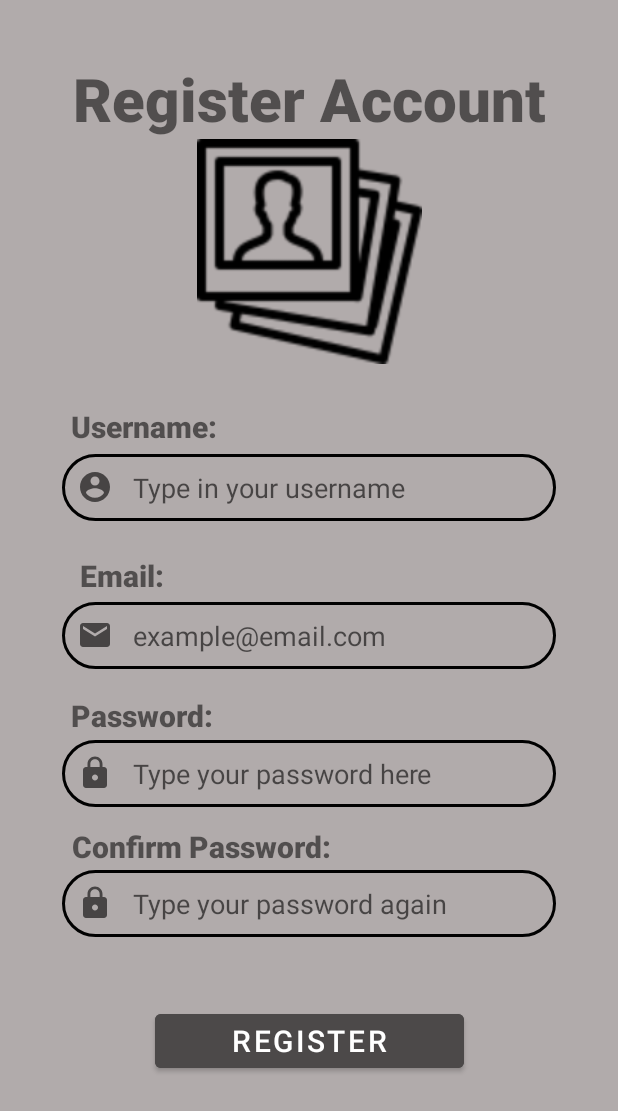
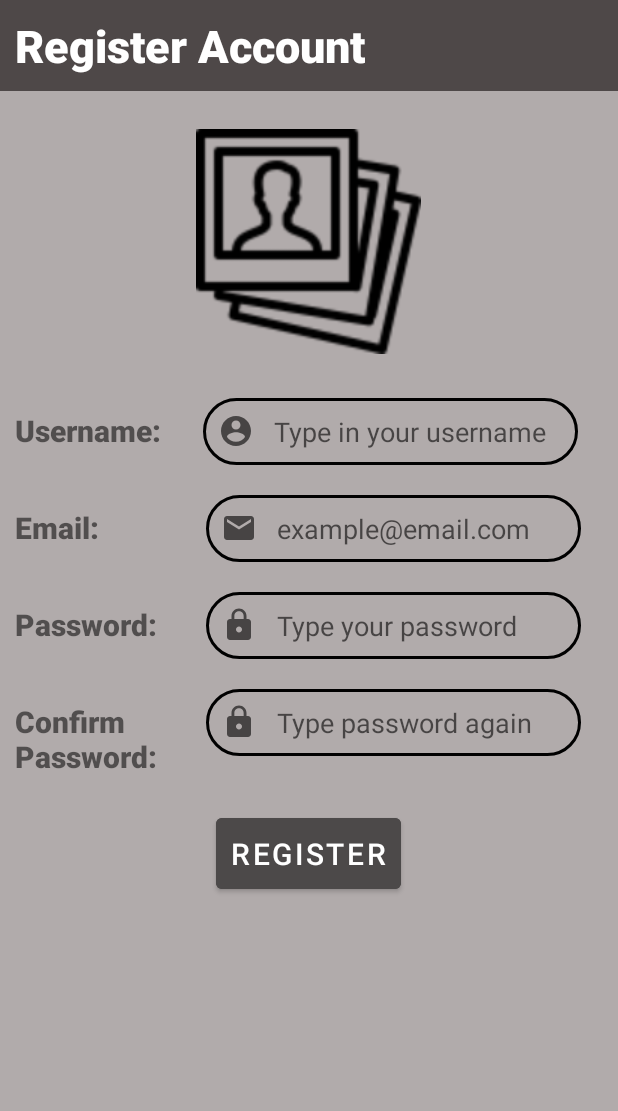
Before and after one commit to WongJiunLin/VirtualFridge, an Android app: the RegisterActivity screen opened directly, with no data from a screen before it, on a phone screen of 412 x 824 dp. Shown: the top 1111 px of the screen. Run offline under Robolectric (Android 15) with nearby library versions, the phone set to English and light mode, and no system bars; our stand-ins replace Firebase (no records; nobody signed in at launch, a user with empty details on screens opened directly).

Commit message:
add item + register acc (changed to relative layout)

```diff
--- a/app/src/main/res/layout/activity_register.xml
+++ b/app/src/main/res/layout/activity_register.xml
@@ -7,39 +7,36 @@
     tools:context=".RegisterActivity"
     android:background="@drawable/app_bg">
 
-    <ProgressBar
-        android:id="@+id/pbRegAcc"
-        android:layout_width="wrap_content"
-        android:layout_height="wrap_content"
-        app:layout_constraintTop_toTopOf="parent"
-        app:layout_constraintEnd_toEndOf="parent"
-        app:layout_constraintStart_toStartOf="parent"
-        app:layout_constraintBottom_toBottomOf="parent"
-        android:visibility="invisible"/>
-
     <TextView
         android:id="@+id/tvRegAccBanner"
         android:layout_width="match_parent"
         android:layout_height="wrap_content"
         android:text="Register Account"
-        android:textSize="40sp"
-        android:textAlignment="center"
+        android:textSize="30sp"
+        android:padding="10dp"
         android:textStyle="bold"
+        android:textColor="@color/white"
         android:fontFamily="sans-serif-black"
+        android:background="@drawable/navbar_bg"
         app:layout_constraintTop_toTopOf="parent"
         app:layout_constraintStart_toStartOf="parent"
+        app:layout_constraintEnd_toEndOf="parent"/>
+
+    <LinearLayout
+        app:layout_constraintTop_toBottomOf="@+id/tvRegAccBanner"
         app:layout_constraintEnd_toEndOf="parent"
+        app:layout_constraintStart_toStartOf="parent"
         app:layout_constraintBottom_toBottomOf="parent"
-        app:layout_constraintVertical_bias=".05"/>
+        app:layout_constraintVertical_bias=".1"
+        android:layout_width="match_parent"
+        android:layout_height="wrap_content"
+        android:orientation="vertical">
 
         <ImageButton
             android:id="@+id/imgBtnRegAccProfileImg"
             android:layout_width="150dp"
             android:layout_height="150dp"
-        app:layout_constraintTop_toBottomOf="@+id/tvRegAccBanner"
-        app:layout_constraintStart_toStartOf="parent"
-        app:layout_constraintEnd_toEndOf="parent"
-        app:layout_constraintBottom_toBottomOf="parent"
+            android:layout_gravity="center"
             android:background="@drawable/add_profile_img_icon"
             app:layout_constraintVertical_bias="0"/>
 
@@ -50,42 +47,55 @@
             android:text="Please pick your profile image"
             android:textColor="#D32424"
             android:visibility="invisible"
-        app:layout_constraintTop_toBottomOf="@+id/imgBtnRegAccProfileImg"
-        app:layout_constraintStart_toStartOf="parent"
-        app:layout_constraintEnd_toEndOf="parent"/>
+            android:layout_gravity="center"/>
 
+        <LinearLayout
+            android:layout_width="match_parent"
+            android:layout_height="wrap_content"
+            android:orientation="horizontal">
+            <RelativeLayout
+                android:layout_width="wrap_content"
+                android:layout_height="wrap_content"
+                android:layout_weight="1">
                 <TextView
                     android:id="@+id/tvUserName"
                     android:layout_width="wrap_content"
                     android:layout_height="wrap_content"
                     android:text="Username:"
+                    android:layout_margin="10dp"
                     android:textStyle="bold"
                     android:textSize="20sp"
-        android:fontFamily="sans-serif-black"
-        app:layout_constraintTop_toBottomOf="@+id/imgBtnRegAccProfileImg"
-        app:layout_constraintStart_toStartOf="parent"
-        app:layout_constraintEnd_toEndOf="parent"
-        app:layout_constraintBottom_toBottomOf="parent"
-        app:layout_constraintVertical_bias="0.05"
-        app:layout_constraintHorizontal_bias=".15"/>
+                    android:fontFamily="sans-serif-black" />
+            </RelativeLayout>
 
+            <RelativeLayout
+                android:layout_width="wrap_content"
+                android:layout_height="wrap_content"
+                android:layout_weight="2">
                 <EditText
                     android:id="@+id/edtRegUsername"
-        android:layout_width="0dp"
+                    android:layout_width="250dp"
                     android:layout_height="wrap_content"
                     android:hint="Type in your username"
                     android:background="@drawable/edittext_bg"
                     android:drawableLeft="@drawable/icon_user"
                     android:drawablePadding="13dp"
+                    android:layout_margin="10dp"
                     android:padding="10dp"
-        android:inputType="text"
-        app:layout_constraintTop_toBottomOf="@+id/tvUserName"
-        app:layout_constraintStart_toStartOf="parent"
-        app:layout_constraintEnd_toEndOf="parent"
-        app:layout_constraintWidth_percent="0.8"
-        app:layout_constraintBottom_toBottomOf="parent"
-        app:layout_constraintVertical_bias="0.01"/>
+                    android:inputType="text" />
+            </RelativeLayout>
 
+        </LinearLayout>
+
+        <LinearLayout
+            android:layout_width="match_parent"
+            android:layout_height="wrap_content"
+            android:orientation="horizontal">
+
+            <RelativeLayout
+                android:layout_width="127dp"
+                android:layout_height="wrap_content"
+                android:layout_weight="0">
                 <TextView
                     android:id="@+id/tvEmail"
                     android:layout_width="wrap_content"
@@ -93,31 +103,36 @@
                     android:text="Email:"
                     android:textStyle="bold"
                     android:textSize="20sp"
-        android:fontFamily="sans-serif-black"
-        app:layout_constraintTop_toBottomOf="@+id/edtRegUsername"
-        app:layout_constraintStart_toStartOf="parent"
-        app:layout_constraintEnd_toEndOf="parent"
-        app:layout_constraintBottom_toBottomOf="parent"
-        app:layout_constraintVertical_bias="0.05"
-        app:layout_constraintHorizontal_bias=".15"/>
-
+                    android:layout_margin="10dp"
+                    android:fontFamily="sans-serif-black" />
+            </RelativeLayout>
+            <RelativeLayout
+                android:layout_width="wrap_content"
+                android:layout_height="wrap_content"
+                android:layout_weight="2">
                 <EditText
                     android:id="@+id/edtRegEmail"
-        android:layout_width="0dp"
+                    android:layout_width="250dp"
                     android:layout_height="wrap_content"
                     android:hint="example@email.com"
                     android:background="@drawable/edittext_bg"
                     android:padding="10dp"
+                    android:layout_margin="10dp"
                     android:inputType="textEmailAddress"
                     android:drawableLeft="@drawable/icon_email"
-        android:drawablePadding="13dp"
-        app:layout_constraintTop_toBottomOf="@+id/tvEmail"
-        app:layout_constraintStart_toStartOf="parent"
-        app:layout_constraintEnd_toEndOf="parent"
-        app:layout_constraintWidth_percent="0.8"
-        app:layout_constraintBottom_toBottomOf="parent"
-        app:layout_constraintVertical_bias="0.01"/>
+                    android:drawablePadding="13dp" />
+            </RelativeLayout>
+        </LinearLayout>
 
+        <LinearLayout
+            android:layout_width="wrap_content"
+            android:layout_height="wrap_content"
+            android:orientation="horizontal">
+
+            <RelativeLayout
+                android:layout_width="127dp"
+                android:layout_height="wrap_content"
+                android:layout_weight="1">
                 <TextView
                     android:id="@+id/tvPassword"
                     android:layout_width="wrap_content"
@@ -125,31 +140,36 @@
                     android:text="Password:"
                     android:textStyle="bold"
                     android:textSize="20sp"
-        android:fontFamily="sans-serif-black"
-        app:layout_constraintTop_toBottomOf="@+id/edtRegEmail"
-        app:layout_constraintStart_toStartOf="parent"
-        app:layout_constraintEnd_toEndOf="parent"
-        app:layout_constraintBottom_toBottomOf="parent"
-        app:layout_constraintVertical_bias="0.05"
-        app:layout_constraintHorizontal_bias=".15"/>
-
+                    android:layout_margin="10dp"
+                    android:fontFamily="sans-serif-black"  />
+            </RelativeLayout>
+            <RelativeLayout
+                android:layout_width="wrap_content"
+                android:layout_height="wrap_content"
+                android:layout_weight="2">
                 <EditText
                     android:id="@+id/edtRegPassword"
-        android:layout_width="0dp"
+                    android:layout_width="250dp"
                     android:layout_height="wrap_content"
-        android:hint="Type your password here"
+                    android:hint="Type your password"
                     android:background="@drawable/edittext_bg"
                     android:padding="10dp"
                     android:inputType="textPassword"
                     android:drawableLeft="@drawable/icon_lock"
                     android:drawablePadding="13dp"
-        app:layout_constraintTop_toBottomOf="@+id/tvPassword"
-        app:layout_constraintStart_toStartOf="parent"
-        app:layout_constraintEnd_toEndOf="parent"
-        app:layout_constraintWidth_percent="0.8"
-        app:layout_constraintBottom_toBottomOf="parent"
-        app:layout_constraintVertical_bias="0.01"/>
+                    android:layout_margin="10dp"/>
+            </RelativeLayout>
+        </LinearLayout>
 
+        <LinearLayout
+            android:layout_width="wrap_content"
+            android:layout_height="wrap_content"
+            android:orientation="horizontal">
+
+            <RelativeLayout
+                android:layout_width="127dp"
+                android:layout_height="wrap_content"
+                android:layout_weight="1">
                 <TextView
                     android:id="@+id/tvConfirmPassword"
                     android:layout_width="wrap_content"
@@ -157,66 +177,55 @@
                     android:text="Confirm Password:"
                     android:textStyle="bold"
                     android:textSize="20sp"
-        android:fontFamily="sans-serif-black"
-        app:layout_constraintTop_toBottomOf="@+id/edtRegPassword"
-        app:layout_constraintStart_toStartOf="parent"
-        app:layout_constraintEnd_toEndOf="parent"
-        app:layout_constraintBottom_toBottomOf="parent"
-        app:layout_constraintVertical_bias="0.05"
-        app:layout_constraintHorizontal_bias=".2"/>
-
+                    android:layout_margin="10dp"
+                    android:fontFamily="sans-serif-black"/>
+            </RelativeLayout>
+            <RelativeLayout
+                android:layout_width="wrap_content"
+                android:layout_height="wrap_content"
+                android:layout_weight="2">
                 <EditText
                     android:id="@+id/edtRegConfirmPassword"
-        android:layout_width="0dp"
+                    android:layout_width="250dp"
                     android:layout_height="wrap_content"
-        android:hint="Type your password again"
+                    android:hint="Type password again"
                     android:background="@drawable/edittext_bg"
                     android:padding="10dp"
                     android:inputType="textPassword"
                     android:drawableLeft="@drawable/icon_lock"
                     android:drawablePadding="13dp"
-        app:layout_constraintTop_toBottomOf="@+id/tvConfirmPassword"
-        app:layout_constraintStart_toStartOf="parent"
-        app:layout_constraintEnd_toEndOf="parent"
-        app:layout_constraintWidth_percent="0.8"
-        app:layout_constraintBottom_toBottomOf="parent"
-        app:layout_constraintVertical_bias="0.01"/>
-
+                    android:layout_margin="10dp"/>
+            </RelativeLayout>
+        </LinearLayout>
         <TextView
             android:id="@+id/tvAlertAccountExisted"
             android:layout_width="wrap_content"
             android:layout_height="wrap_content"
             android:text="Account had already existed. Please try others."
             android:textColor="#D32424"
-        app:layout_constraintTop_toBottomOf="@+id/edtRegConfirmPassword"
-        app:layout_constraintStart_toStartOf="parent"
-        app:layout_constraintEnd_toEndOf="parent"
+            android:layout_gravity="center"
             android:visibility="invisible"/>
 
         <Button
             android:id="@+id/btnRegisterAccInfo"
-        android:layout_width="0dp"
+            android:layout_width="wrap_content"
             android:layout_height="wrap_content"
+            android:layout_gravity="center"
+            android:padding="10dp"
             android:text="Register"
             android:textSize="20sp"
-        app:layout_constraintTop_toBottomOf="@id/edtRegConfirmPassword"
-        app:layout_constraintStart_toStartOf="parent"
-        app:layout_constraintEnd_toEndOf="parent"
-        app:layout_constraintBottom_toBottomOf="parent"
-        app:layout_constraintVertical_bias="0.3"
-        app:layout_constraintWidth_percent=".5"
             android:backgroundTint="#4C4949"/>
 
+    </LinearLayout>
+
     <ProgressBar
-        android:id="@+id/pbRegisterAccount"
+        android:id="@+id/pbRegAcc"
         android:layout_width="wrap_content"
         android:layout_height="wrap_content"
         app:layout_constraintTop_toTopOf="parent"
+        app:layout_constraintEnd_toEndOf="parent"
+        app:layout_constraintStart_toStartOf="parent"
         app:layout_constraintBottom_toBottomOf="parent"
-        app:layout_constraintLeft_toLeftOf="parent"
-        app:layout_constraintRight_toRightOf="parent"
-        android:visibility="gone"
-        />
-
+        android:visibility="gone"/>
 
 </androidx.constraintlayout.widget.ConstraintLayout>
```
Also changed, not shown: app/src/main/res/layout/activity_add_item.xml (+103 -68 lines). Lines whose indentation alone changed are shown as unchanged.
